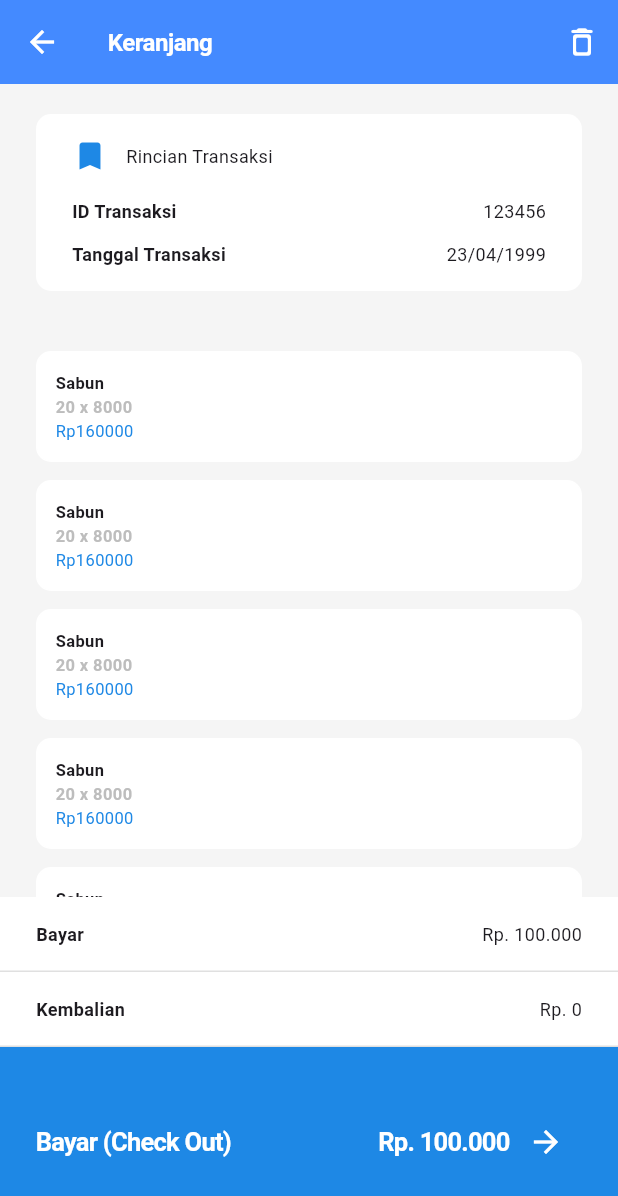
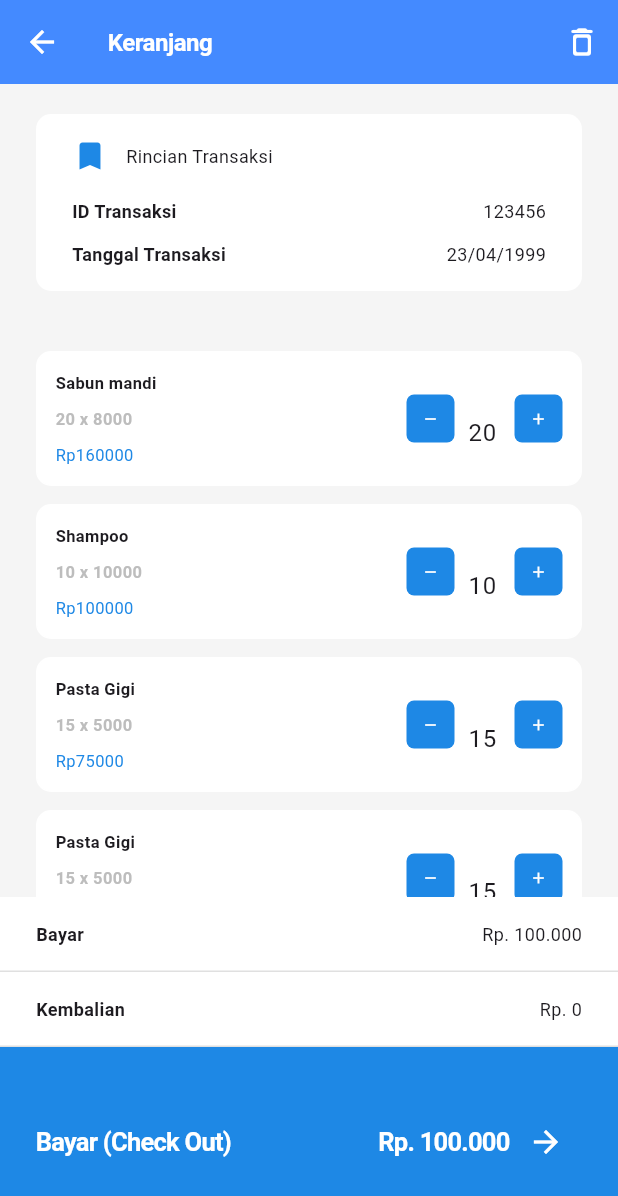
Before and after one commit to rzalmauln/Mobile-E-POS, a Flutter app: the screen it shows after launch, on a phone screen of 412 x 824 dp. Shown: the top 1196 px of the screen. Run offline on Flutter 3.47's test engine with Material 3 defaults, Android fonts, the phone set to English and light mode, and no system bars; our stand-ins replace freezed_annotation, sqflite; accounts and stored records are empty.

Commit message:
feat: slicing rill done

```diff
--- /dev/null
+++ b/lib/views/keranjang/increment_decrement.dart
@@ -0,0 +1,96 @@
+import 'package:flutter/cupertino.dart';
+import 'package:flutter/material.dart';
+
+class IncrementDecrement extends StatefulWidget {
+  final TextEditingController controller;
+  int value;
+  final String? labelText;
+  final TextAlign? labelTextAlign;
+
+  IncrementDecrement({
+    required this.controller,
+    required this.value,
+    this.labelText,
+    this.labelTextAlign,
+    Key? key,
+  }) : super(key: key);
+
+  @override
+  State<IncrementDecrement> createState() => _IncrementDecrementState();
+}
+
+class _IncrementDecrementState extends State<IncrementDecrement> {
+  @override
+  Widget build(BuildContext context) {
+    return Column(
+      crossAxisAlignment: CrossAxisAlignment.start,
+      children: [
+        if (widget.labelText != null)
+          Text(
+            widget.labelText!,
+            textAlign: widget.labelTextAlign,
+          ),
+        IntrinsicHeight(
+          child: Row(
+            crossAxisAlignment: CrossAxisAlignment.stretch,
+            children: [
+              _buildIconButton(
+                onPressed: widget.value <= 0
+                    ? null
+                    : () {
+                  setState(() {
+                    widget.value = widget.value - 1;
+                    widget.controller.text = widget.value.toString();
+                  });
+                },
+                icon: Icons.remove,
+              ),
+              SizedBox(
+                width: 40,
+                height: 32,
+                child: TextField(
+                  controller: widget.controller,
+                  textAlign: TextAlign.center,
+                  readOnly: true,
+                  decoration: InputDecoration(
+                    border: UnderlineInputBorder(
+                      borderSide: BorderSide.none,
+                    ),
+                  ),
+                ),
+              ),
+              _buildIconButton(
+                onPressed: () {
+                  setState(() {
+                    widget.value = widget.value + 1;
+                    widget.controller.text = widget.value.toString();
+                  });
+                },
+                icon: Icons.add,
+              ),
+            ],
+          ),
+        ),
+      ],
+    );
+  }
+
+  Widget _buildIconButton({VoidCallback? onPressed, IconData? icon}) {
+    return Container(
+      height: 32,
+      width: 32,
+      decoration: BoxDecoration(
+        color: onPressed == null ? Colors.grey[300] : Colors.blue[600],
+        borderRadius: BorderRadius.all(Radius.circular(5)),
+      ),
+      child: IconButton(
+        icon: Icon(
+          size: 12,
+          icon,
+          color: Colors.white,
+        ),
+        onPressed: onPressed,
+      ),
+    );
+  }
+}
--- a/lib/views/keranjang/order_view.dart
+++ b/lib/views/keranjang/order_view.dart
@@ -1,4 +1,5 @@
 import 'package:e_pos/data/model/order_detail/order_detail.dart';
+import 'package:e_pos/views/keranjang/increment_decrement.dart';
 import 'package:flutter/cupertino.dart';
 import 'package:flutter/material.dart';
 import 'package:flutter/widgets.dart';
@@ -11,6 +12,34 @@ class OrderView extends StatefulWidget {
 }
 
 class _OrderViewState extends State<OrderView> {
+  // int quantity = 0;
+  final stock = [
+    {
+      "title": "Sabun mandi",
+      "qty": 20,
+      "price": 8000,
+    },
+    {
+      "title": "Shampoo",
+      "qty": 10,
+      "price": 10000,
+    },
+    {
+      "title": "Pasta Gigi",
+      "qty": 15,
+      "price": 5000,
+    },
+    {
+      "title": "Pasta Gigi",
+      "qty": 15,
+      "price": 5000,
+    },
+    {
+      "title": "Pasta Gigi",
+      "qty": 15,
+      "price": 5000,
+    },
+  ];
   @override
   Widget build(BuildContext context) {
     return Scaffold(
@@ -109,9 +138,11 @@ class _OrderViewState extends State<OrderView> {
           SizedBox(height: 20),
           Expanded(
             child: ListView.builder(
-              itemCount: 5,
+              itemCount: stock.length,
               itemBuilder: (context, index) {
-                return _buildCard("Sabun", 20, 8000);
+                var item = stock[index];
+                return _buildCard(item['title'].toString(),
+                    item['qty'] as int, item['price'] as int,index);
               },
             ),
           ),
@@ -210,7 +241,10 @@ class _OrderViewState extends State<OrderView> {
     );
   }
 
-  Widget _buildCard(String title, int qty, int price) {
+  Widget _buildCard(String title, int qty, int price, int index) {
+    // var item = stock[index];
+    TextEditingController qtyController = TextEditingController(text: qty.toString());
+
     return Padding(
       padding: const EdgeInsets.fromLTRB(24, 0, 24, 12),
       child: Container(
@@ -224,9 +258,7 @@ class _OrderViewState extends State<OrderView> {
             width: 1,
           ),
         ),
-        child: Row(
-          mainAxisAlignment: MainAxisAlignment.spaceBetween,
-          children: [
+        child:
             Column(
               mainAxisAlignment: MainAxisAlignment.start,
               crossAxisAlignment: CrossAxisAlignment.start,
@@ -234,6 +266,9 @@ class _OrderViewState extends State<OrderView> {
                 Text(title,
                     style:
                     TextStyle(fontSize: 11, fontWeight: FontWeight.bold)),
+                Row(
+                  mainAxisAlignment: MainAxisAlignment.spaceBetween,
+                  children: [
                     Text(
                       "${qty} x ${price}",
                       style: TextStyle(
@@ -241,16 +276,16 @@ class _OrderViewState extends State<OrderView> {
                           color: Colors.grey[400],
                           fontWeight: FontWeight.bold),
                     ),
+                    IncrementDecrement(controller: qtyController,value: qty,),
+                  ],
+                ),
                 Text(
                   "Rp${(qty * price).toString()}",
                   style: TextStyle(fontSize: 11, color: Colors.blue[600]),
                 ),
               ],
       ),
-            // CustomNumberInputWithIncrementDecrement(value: 3, )
-          ],
-        ),
-      ),
+    )
     );
   }
 
```
Lines whose indentation alone changed are shown as unchanged.
